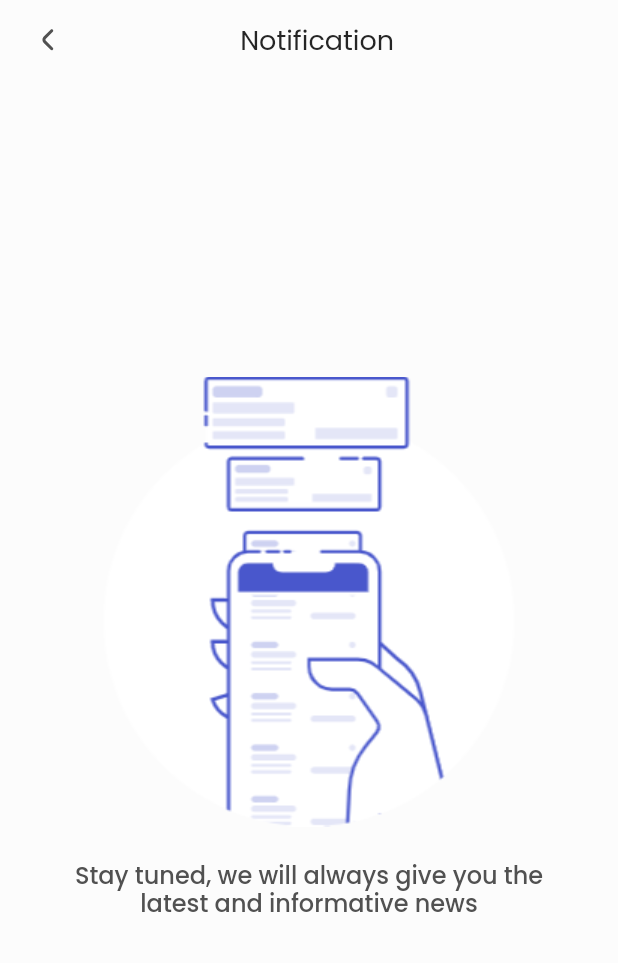
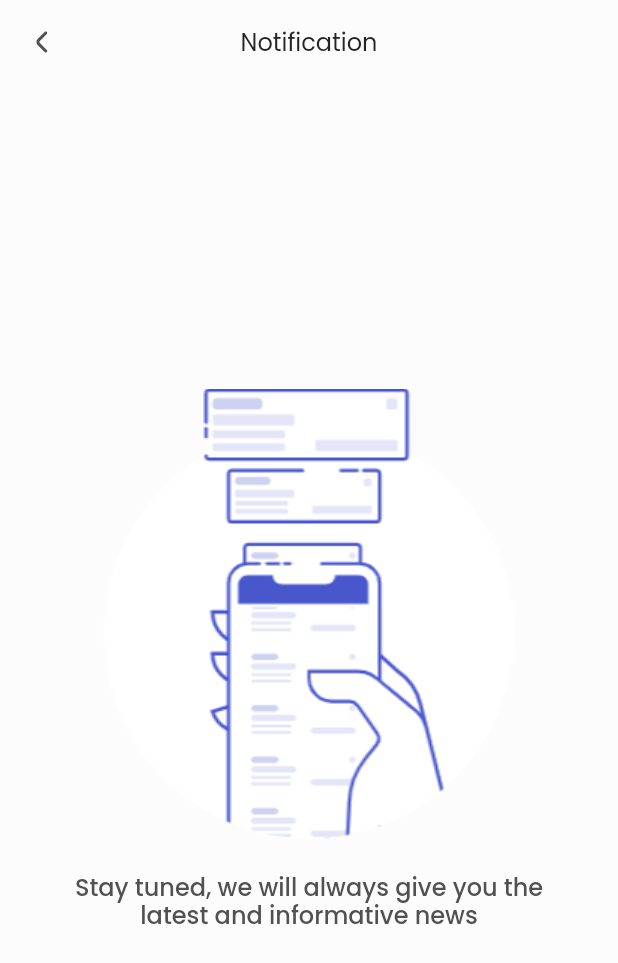
Before and after one commit to Capstone-Project-Kelompok-6/Flutter, a Flutter app: the NotificationScreen screen opened directly, on a phone screen of 412 x 824 dp. Shown: the top 963 px of the screen. Run offline on Flutter 3.47's test engine with Material 2 defaults, Android fonts, the phone set to English and light mode, and no system bars; our stand-ins replace carousel_slider, flutter_svg, google_fonts, pin_code_fields.

Commit message:
minor update

```diff
--- a/flutter_capstone_6/lib/main.dart
+++ b/flutter_capstone_6/lib/main.dart
@@ -1,6 +1,4 @@
 import 'package:flutter/material.dart';
-import 'package:flutter_capstone_6/screen/forgot_password/forgot_password_screen.dart';
-import 'package:flutter_capstone_6/screen/register/register_verification_screen.dart';
 import 'package:flutter_capstone_6/screen/splash_screen.dart';
 import 'package:flutter_capstone_6/widget/bottom_navigation.dart';
 import 'package:google_fonts/google_fonts.dart';
@@ -23,6 +21,6 @@ class MyApp extends StatelessWidget {
         theme: ThemeData(
           textTheme: GoogleFonts.poppinsTextTheme(textTheme),
         ),
-        home: ForgotPasswordScreen());
+        home: BottomNavigationBarController());
   }
 }
--- a/flutter_capstone_6/lib/screen/forgot_password/forgot_password_screen.dart
+++ b/flutter_capstone_6/lib/screen/forgot_password/forgot_password_screen.dart
@@ -1,7 +1,6 @@
 import 'package:flutter/material.dart';
 import 'package:flutter_capstone_6/component/colors.dart';
 import 'package:flutter_capstone_6/screen/forgot_password/forgot_password_verification_screen.dart';
-import 'package:flutter_capstone_6/widget/appbar_forgot_password.dart';
 import 'package:flutter_svg/flutter_svg.dart';
 
 class ForgotPasswordScreen extends StatefulWidget {
--- a/flutter_capstone_6/lib/screen/forgot_password/forgot_password_verification_screen.dart
+++ b/flutter_capstone_6/lib/screen/forgot_password/forgot_password_verification_screen.dart
@@ -3,7 +3,6 @@ import 'package:flutter/material.dart';
 import 'package:flutter/services.dart';
 import 'package:flutter_capstone_6/component/colors.dart';
 import 'package:flutter_capstone_6/screen/login/login_screen.dart';
-import 'package:flutter_capstone_6/widget/appbar_reset_password.dart';
 import 'package:flutter_svg/flutter_svg.dart';
 import 'package:pin_code_fields/pin_code_fields.dart';
 
--- a/flutter_capstone_6/lib/screen/main/home/home_screen.dart
+++ b/flutter_capstone_6/lib/screen/main/home/home_screen.dart
@@ -133,7 +133,7 @@ class _HomeScreenState extends State<HomeScreen> {
                 padding: const EdgeInsets.all(15),
                 decoration: BoxDecoration(
                   color: white,
-                  borderRadius: BorderRadius.all(Radius.circular(10)),
+                  borderRadius: const BorderRadius.all(Radius.circular(10)),
                   boxShadow: [
                     BoxShadow(
                       color: n40.withOpacity(0.5),
--- a/flutter_capstone_6/lib/screen/main/home/notification_screen.dart
+++ b/flutter_capstone_6/lib/screen/main/home/notification_screen.dart
@@ -1,6 +1,5 @@
 import 'package:flutter/material.dart';
 import 'package:flutter_capstone_6/component/colors.dart';
-import 'package:flutter_capstone_6/widget/appbar_notification_screen.dart';
 import 'package:flutter_svg/flutter_svg.dart';
 
 class NotificationScreen extends StatefulWidget {
@@ -17,13 +16,30 @@ class _NotificationScreenState extends State<NotificationScreen> {
   Widget build(BuildContext context) {
     return Scaffold(
       backgroundColor: whiteBg,
-      appBar: PreferredSize(
-        preferredSize: const Size.fromHeight(40.0),
-        child: Container(
-          decoration: const BoxDecoration(
-            color: whiteBg,
+      appBar: AppBar(
+        title: const Text(
+          'Notification',
+          style: TextStyle(
+            fontSize: 16,
+            fontWeight: FontWeight.w400,
+            color: n100,
           ),
-          child: const AppBarContentNF(),
+        ),
+        centerTitle: true,
+        backgroundColor: whiteBg,
+        elevation: 0,
+        leading: GestureDetector(
+          onTap: () {
+            Navigator.pop(context);
+          },
+          child: Row(
+            mainAxisAlignment: MainAxisAlignment.center,
+            children: [
+              SvgPicture.asset(
+                'assets/icons/arrow_back.svg',
+              ),
+            ],
+          ),
         ),
       ),
       body: isEmpty ? emptyNotif() : Container(),
--- a/flutter_capstone_6/lib/widget/appbar_notification_screen.dart
+++ /dev/null
@@ -1,55 +0,0 @@
-import 'package:flutter/material.dart';
-import 'package:flutter_capstone_6/component/colors.dart';
-import 'package:flutter_svg/flutter_svg.dart';
-
-class AppBarContentNF extends StatefulWidget {
-  const AppBarContentNF({Key? key}) : super(key: key);
-
-  @override
-  State<AppBarContentNF> createState() => _AppBarContentNFState();
-}
-
-class _AppBarContentNFState extends State<AppBarContentNF> {
-  @override
-  Widget build(BuildContext context) {
-    return Column(
-      mainAxisAlignment: MainAxisAlignment.end,
-      children: [
-        Container(
-          margin: const EdgeInsets.symmetric(horizontal: 20),
-          child: Row(
-            mainAxisSize: MainAxisSize.max,
-            children: [
-              Flexible(
-                flex: 1,
-                child: GestureDetector(
-                  onTap: () {
-                    Navigator.pop(context);
-                  },
-                  child: SizedBox(
-                    height: 24,
-                    width: 24,
-                    child: SvgPicture.asset('assets/icons/arrow_back.svg'),
-                  ),
-                ),
-              ),
-              const Flexible(
-                flex: 9,
-                child: Center(
-                  child: Text(
-                    "Notification",
-                    style: TextStyle(
-                      fontSize: 18,
-                      fontWeight: FontWeight.w400,
-                      color: n100,
-                    ),
-                  ),
-                ),
-              ),
-            ],
-          ),
-        ),
-      ],
-    );
-  }
-}
```
Also changed, not shown: flutter_capstone_6/lib/widget/appbar_forgot_password.dart (deleted, +0 -53 lines), flutter_capstone_6/lib/widget/appbar_reset_password.dart (deleted, +0 -53 lines).
